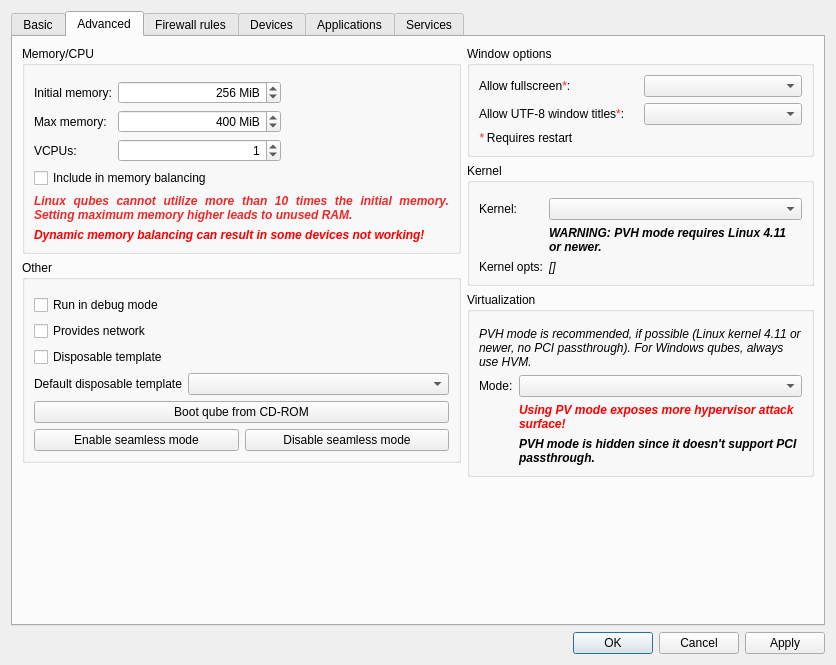
Before: the Qt Designer form ui/settingsdlg.ui in QubesOS/qubes-manager, drawn with Qt 5.
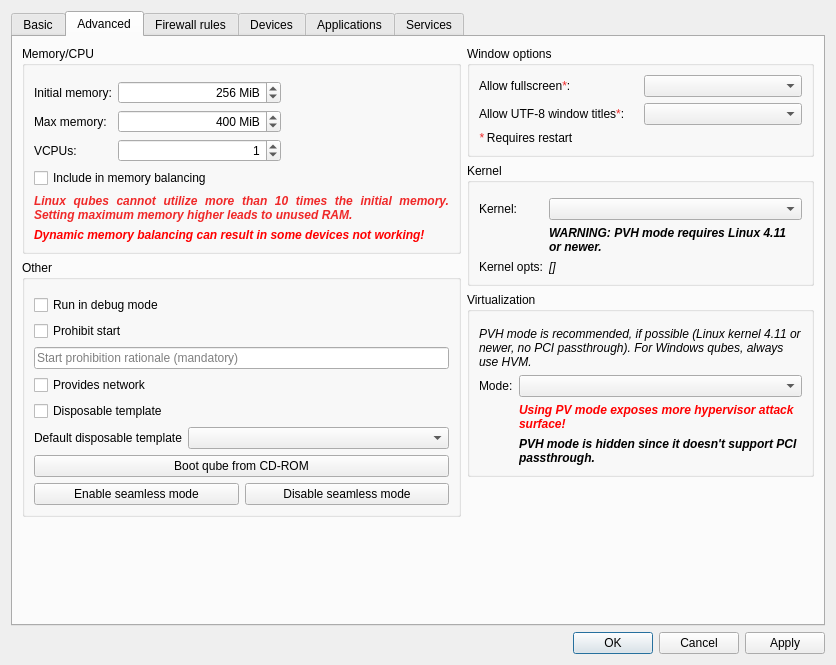
After: the same form once the commit is applied. The open tabs and pages were chosen to show the change. Icons and pictures are not drawn. Custom widgets are drawn as their Qt base class.

Commit message: Add `prohibit-start` to Qube Settings GUI.

```diff
--- a/ui/settingsdlg.ui
+++ b/ui/settingsdlg.ui
@@ -742,14 +742,32 @@
               <property name="topMargin">
                <number>15</number>
               </property>
-              <item row="2" column="0">
+              <item row="2" column="0" colspan="2">
+               <layout class="QVBoxLayout" name="horizontalLayout_prohibit_start">
+                <item>
+                 <widget class="QCheckBox" name="prohibit_start_checkbox">
+                  <property name="text">
+                   <string>Prohibit start</string>
+                  </property>
+                 </widget>
+                </item>
+                <item>
+                 <widget class="QLineEdit" name="prohibit_start_rationale">
+                  <property name="placeholderText">
+                   <string>Start prohibition rationale (mandatory)</string>
+                  </property>
+                 </widget>
+                </item>
+               </layout>
+              </item>
+              <item row="3" column="0">
                <widget class="QCheckBox" name="provides_network_checkbox">
                 <property name="text">
                  <string>Provides network</string>
                 </property>
                </widget>
               </item>
-              <item row="3" column="0">
+              <item row="4" column="0">
                <widget class="QCheckBox" name="dvm_template_checkbox">
                 <property name="toolTip">
                  <string>&lt;html&gt;&lt;head/&gt;&lt;body&gt;&lt;p&gt;Allows using this qube as a template for disposables. Disposables will inherit the qube's state (configuration, installed programs, etc.), but their state will not persist between restarts. &lt;/p&gt;&lt;p&gt;Setting this option will cause this qube to be listed as an option in the &amp;quot;Default disposable template&amp;quot; list for all other qubes.&lt;/p&gt;&lt;p&gt;Only AppVMs and StandaloneVMs could be turned in to Disposable Templates&lt;/p&gt;&lt;/body&gt;&lt;/html&gt;</string>
```
The commit also changes 3 other files.
